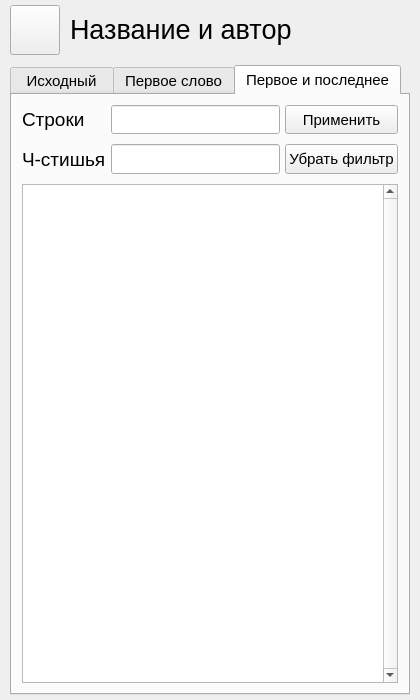
Before: the Qt Designer form UIs/VerseOpenForm.ui in Krahjotdaan/LearningPoem, drawn with Qt 5.
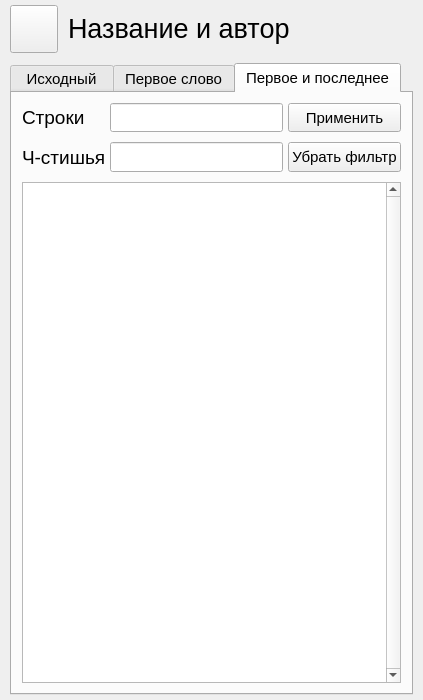
After: the same form once the commit is applied. The open tabs and pages were chosen to show the change.

Diff of the .ui file:
```diff
--- a/UIs/VerseOpenForm.ui
+++ b/UIs/VerseOpenForm.ui
@@ -6,7 +6,7 @@
    <rect>
     <x>0</x>
     <y>0</y>
-    <width>420</width>
+    <width>423</width>
     <height>700</height>
    </rect>
   </property>
@@ -40,6 +40,12 @@
           <verstretch>0</verstretch>
          </sizepolicy>
         </property>
+        <property name="maximumSize">
+         <size>
+          <width>48</width>
+          <height>48</height>
+         </size>
+        </property>
         <property name="text">
          <string/>
         </property>
@@ -417,6 +423,12 @@
                 <verstretch>0</verstretch>
                </sizepolicy>
               </property>
+              <property name="maximumSize">
+               <size>
+                <width>83</width>
+                <height>16777215</height>
+               </size>
+              </property>
               <property name="font">
                <font>
                 <pointsize>14</pointsize>
@@ -470,6 +482,12 @@
                 <verstretch>0</verstretch>
                </sizepolicy>
               </property>
+              <property name="maximumSize">
+               <size>
+                <width>83</width>
+                <height>16777215</height>
+               </size>
+              </property>
               <property name="font">
                <font>
                 <pointsize>14</pointsize>
```
Left out of the diff: 26 changed lines with no effect on the pictures.
